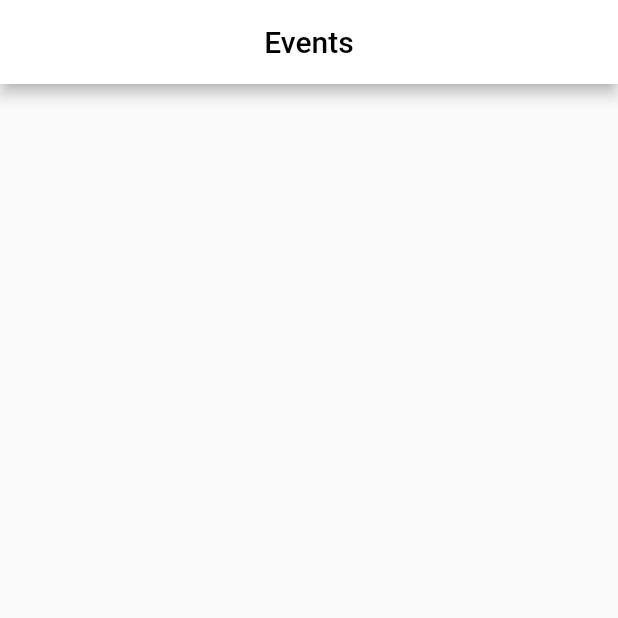
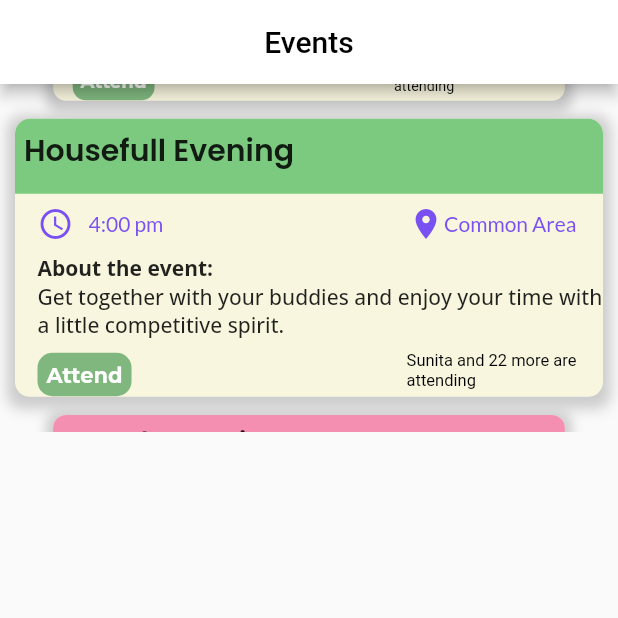
Before and after one commit to IEEE-SB-VIT-Pune/Sahayog, a Flutter app: the VerticalSlider screen opened directly, on a phone screen of 412 x 824 dp, the top half of it. Run offline on Flutter 3.47's test engine with Material 2 defaults, Android fonts, the phone set to English and light mode, and no system bars; drawn by our look-alikes of carousel_slider; our stand-ins replace cloud_firestore, font_awesome_flutter, google_fonts; accounts and stored records are empty; Roboto replaces fonts that are missing (Monda).

Commit message:
minor change event page

```diff
--- a/lib/screens/event_page.dart
+++ b/lib/screens/event_page.dart
@@ -22,7 +22,7 @@ class VerticalSlider extends StatelessWidget {
         children: [
           CarouselSlider(
             options: CarouselOptions(
-              aspectRatio: w / 660,
+              // aspectRatio: w / 660,
               enlargeCenterPage: true,
               scrollDirection: Axis.vertical,
               autoPlay: false,
--- a/lib/screens/events_page.dart
+++ b/lib/screens/events_page.dart
@@ -18,7 +18,7 @@ class EventsPage extends StatelessWidget {
             1,
             0,
             1,
-            context),
+            ),
         EventCard(
             "Karaoke Session",
             'Vibe to the old songs and Live the Kishor Kumar era again.Find your Inner Voice! ',
@@ -27,7 +27,7 @@ class EventsPage extends StatelessWidget {
             0,
             0,
             1,
-            context),
+            ),
         EventCard(
             "Karaoke Session",
             'Vibe to the old songs and Live the Kishor Kumar era again.Find your Inner Voice! ',
@@ -36,6 +36,6 @@ class EventsPage extends StatelessWidget {
             0,
             0,
             1,
-            context),
+            ),
       ]);
 }
--- a/lib/screens/listEvent.dart
+++ b/lib/screens/listEvent.dart
@@ -1,14 +1,34 @@
-import 'dart:html';
 
 import 'package:flutter/material.dart';
 import 'package:google_fonts/google_fonts.dart';
 import 'package:ieee_app_project/widgets/event_card.dart';
 
 final List<Widget> EventCardList = [
-  // EventCard(),
-  // EventCard(),
-  // EventCard(),
-  // EventCard(),
-  // EventCard(),
-  // EventCard()
+  EventCard(
+            "Housefull Evening",
+            'Get together with your buddies and enjoy your time with a little competitive spirit. ',
+            "Common Area ",
+            "4:00 pm",
+            1,
+            0,
+            1,
+            ),
+        EventCard(
+            "Karaoke Session",
+            'Vibe to the old songs and Live the Kishor Kumar era again.Find your Inner Voice! ',
+            "Inox ",
+            "7:00 pm",
+            0,
+            0,
+            1,
+            ),
+        EventCard(
+            "Karaoke Session",
+            'Vibe to the old songs and Live the Kishor Kumar era again.Find your Inner Voice! ',
+            "Inox ",
+            "7:00 pm",
+            0,
+            0,
+            1,
+            ),
 ];
--- a/lib/widgets/event_card.dart
+++ b/lib/widgets/event_card.dart
@@ -9,10 +9,10 @@ List<List<Color>> cardsColor = [
 ];
 
 Widget EventCard(String Event, String About, String Location, String Time,
-    int Colorpick, int BorderColor, int CardColor, context) {
+    int Colorpick, int BorderColor, int CardColor, ) {
   var h, w;
-  h = MediaQuery.of(context).size.height;
-  w = MediaQuery.of(context).size.width;
+  // h = MediaQuery.of(context).size.height;
+  // w = MediaQuery.of(context).size.width;
 
   return InkWell(
       child: Container(
```
